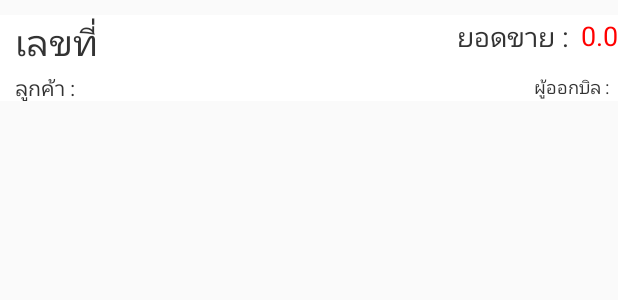
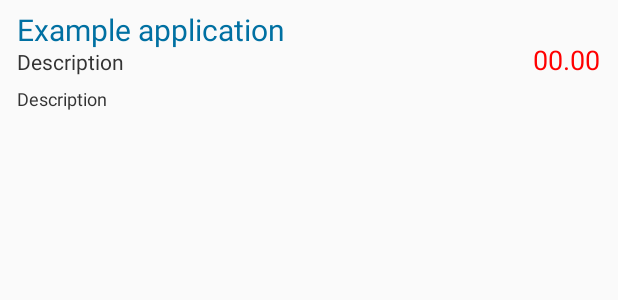
Before and after one commit to boybug/AndroidTest3_250317, an Android app: the layout _listrow_order.xml on its own in the app's theme, with its tools: preview values and no code run, on a phone screen of 412 x 824 dp. Shown: the top 300 px of the screen. Run offline under Robolectric (Android 15) with nearby library versions, the phone set to English and light mode, and no system bars.

Commit message:
total amt, color, cus to order , layout

```diff
--- a/app/src/main/java/com/example/yadisak/androidtest3/ControllerAdap/ViewOrderItem.java
+++ b/app/src/main/java/com/example/yadisak/androidtest3/ControllerAdap/ViewOrderItem.java
@@ -105,9 +105,9 @@ public class ViewOrderItem implements ICRUDAdap<OrderItem> {
 
                                 result.onReturn(DAOState.SUCCESS, CRUDMessage.MSG_UPDATED, price);
                             } else
-                                result.onReturn(DAOState.CONDITION, "!Product : " + _item.getPro_code() + " qty not enough.", null);
+                                result.onReturn(DAOState.CONDITION, "จำนวนไม่พอ", null);
                         } else {
-                            result.onReturn(DAOState.CONDITION, "!Product : " + _item.getPro_code() + " not in system.", null);
+                            result.onReturn(DAOState.CONDITION, "ไม่มีสินค้าในระบบ", null);
                         }
                     }
 
--- a/app/src/main/java/com/example/yadisak/androidtest3/PageActivity/CMD/ActOrderCmd.java
+++ b/app/src/main/java/com/example/yadisak/androidtest3/PageActivity/CMD/ActOrderCmd.java
@@ -390,7 +390,7 @@ public class ActOrderCmd extends _ActivityCustom {
 
                         funcCalTotal();
 
-                        showMessageNoti("Item : " + ent_pro.getName() + " added in order.");
+//                        showMessageNoti("Item : " + ent_pro.getName() + " added in order.");
                     } else
                         showMessageAlert(imessage);
                 });
@@ -402,7 +402,7 @@ public class ActOrderCmd extends _ActivityCustom {
 
                         funcCalTotal();
 
-                        showMessageNoti("Item : " + ent_pro.getName() + " + quantity");
+//                        showMessageNoti("Item : " + ent_pro.getName() + " + quantity");
                     } else
                         showMessageAlert(omessage);
                 });
--- a/app/src/main/res/layout/_listrow_order.xml
+++ b/app/src/main/res/layout/_listrow_order.xml
@@ -1,132 +1,186 @@
-<?xml version="1.0" encoding="utf-8"?>
-<LinearLayout xmlns:android="http://schemas.android.com/apk/res/android"
-    xmlns:tools="http://schemas.android.com/tools"
-    android:layout_width="match_parent"
-        android:layout_height="wrap_content"
-        android:layout_marginTop="10dp"
-        android:background="#fff"
-        android:gravity="center_vertical"
-        android:orientation="horizontal">
+<!--<?xml version="1.0" encoding="utf-8"?>-->
+<!--<LinearLayout xmlns:android="http://schemas.android.com/apk/res/android"-->
+    <!--xmlns:tools="http://schemas.android.com/tools"-->
+    <!--android:layout_width="match_parent"-->
+        <!--android:layout_height="wrap_content"-->
+        <!--android:layout_marginTop="10dp"-->
+        <!--android:background="#fff"-->
+        <!--android:gravity="center_vertical"-->
+        <!--android:orientation="horizontal">-->
 
 
-    <TableLayout xmlns:android="http://schemas.android.com/apk/res/android"
-        android:layout_width="wrap_content"
-        android:layout_height="match_parent"
-        android:orientation="vertical"
-        android:stretchColumns="1">
+    <!--<TableLayout xmlns:android="http://schemas.android.com/apk/res/android"-->
+        <!--android:layout_width="wrap_content"-->
+        <!--android:layout_height="match_parent"-->
+        <!--android:orientation="vertical"-->
+        <!--android:stretchColumns="1">-->
 
-        <TableRow>
+        <!--<TableRow>-->
 
-            <TextView
-                android:id="@+id/textView"
-                android:layout_width="wrap_content"
-                android:layout_height="28dp"
-                android:layout_column="0"
-                android:gravity="center|right"
-                android:paddingLeft="10dp"
-                android:text="เลขที่"
-                android:textSize="24dp" />
+            <!--<TextView-->
+                <!--android:id="@+id/textView"-->
+                <!--android:layout_width="wrap_content"-->
+                <!--android:layout_height="28dp"-->
+                <!--android:layout_column="0"-->
+                <!--android:gravity="center|right"-->
+                <!--android:paddingLeft="10dp"-->
+                <!--android:text="เลขที่"-->
+                <!--android:textSize="24dp" />-->
 
-            <LinearLayout
-                android:layout_width="match_parent"
-                android:layout_height="wrap_content"
-                android:layout_column="1">
+            <!--<LinearLayout-->
+                <!--android:layout_width="match_parent"-->
+                <!--android:layout_height="wrap_content"-->
+                <!--android:layout_column="1">-->
 
-            <TextView
-                android:id="@+id/lab_order_no"
-                android:layout_width="wrap_content"
-                android:layout_height="28dp"
-                android:layout_column="1"
-                android:layout_weight="0.5"
-                android:gravity="center|left"
-                android:paddingLeft="10dp"
-                android:textColor="@color/colorFish"
-                android:textSize="24dp" />
+            <!--<TextView-->
+                <!--android:id="@+id/lab_order_no"-->
+                <!--android:layout_width="wrap_content"-->
+                <!--android:layout_height="28dp"-->
+                <!--android:layout_column="1"-->
+                <!--android:layout_weight="0.5"-->
+                <!--android:gravity="center|left"-->
+                <!--android:paddingLeft="10dp"-->
+                <!--android:textColor="@color/colorFish"-->
+                <!--android:textSize="24dp" />-->
 
 
 
-                <TextView
-                    android:id="@+id/textView5"
-                    android:layout_width="wrap_content"
-                    android:layout_height="match_parent"
-                    android:gravity="center|left"
-                    android:paddingLeft="6dp"
-                    android:text="ยอดขาย : " />
+                <!--<TextView-->
+                    <!--android:id="@+id/textView5"-->
+                    <!--android:layout_width="wrap_content"-->
+                    <!--android:layout_height="match_parent"-->
+                    <!--android:gravity="center|left"-->
+                    <!--android:paddingLeft="6dp"-->
+                    <!--android:text="ยอดขาย : " />-->
 
-                <TextView
-                    android:id="@+id/lab_order_total"
-                    android:layout_width="wrap_content"
-                    android:layout_height="match_parent"
+                <!--<TextView-->
+                    <!--android:id="@+id/lab_order_total"-->
+                    <!--android:layout_width="wrap_content"-->
+                    <!--android:layout_height="match_parent"-->
 
-                    android:enabled="false"
-                    android:gravity="center|right"
-                    android:paddingLeft="3dp"
-                    android:textColor="#ff0000"
-                    android:textSize="18dp"
-                    android:text="0.0"/>
-            </LinearLayout>
+                    <!--android:enabled="false"-->
+                    <!--android:gravity="center|right"-->
+                    <!--android:paddingLeft="3dp"-->
+                    <!--android:textColor="#ff0000"-->
+                    <!--android:textSize="18dp"-->
+                    <!--android:text="0.0"/>-->
+            <!--</LinearLayout>-->
 
-        </TableRow>
+        <!--</TableRow>-->
 
-        <TableRow android:layout_marginTop="10dp">
+        <!--<TableRow android:layout_marginTop="10dp">-->
 
-            <TextView
-                style="@style/App_TextViewStyle"
-                android:layout_width="wrap_content"
-                android:layout_height="match_parent"
+            <!--<TextView-->
+                <!--style="@style/App_TextViewStyle"-->
+                <!--android:layout_width="wrap_content"-->
+                <!--android:layout_height="match_parent"-->
 
-                android:paddingLeft="10dp"
-                android:text="ลูกค้า : "
-                android:textSize="14dp"/>
-            <LinearLayout
-                android:layout_width="match_parent"
-                android:layout_height="wrap_content"
-                android:layout_column="1">
+                <!--android:paddingLeft="5dp"-->
+                <!--android:text="ลูกค้า :"-->
+                <!--android:textSize="12dp"/>-->
+            <!--<LinearLayout-->
+                <!--android:layout_width="match_parent"-->
+                <!--android:layout_height="wrap_content"-->
+                <!--android:layout_column="1">-->
 
 
-            <TextView
-                android:id="@+id/lab_order_cus"
-                style="@style/App_TextViewStyle"
-                android:layout_width="wrap_content"
-                android:layout_height="match_parent"
-                android:maxLines="1"
-                android:maxLength="30"
+            <!--<TextView-->
+                <!--android:id="@+id/lab_order_cus"-->
+                <!--style="@style/App_TextViewStyle"-->
+                <!--android:layout_width="wrap_content"-->
+                <!--android:layout_height="match_parent"-->
+                <!--android:maxLines="1"-->
+                <!--android:maxLength="30"-->
+                <!--android:textSize="12dp"/>-->
 
-                android:ellipsize="end"
-                android:textSize="14dp"/>
+                <!--<TextView-->
+                    <!--android:id="@+id/lab_order_"-->
+                    <!--style="@style/App_TextViewStyle"-->
+                    <!--android:layout_width="wrap_content"-->
+                    <!--android:layout_height="match_parent"-->
+                    <!--android:layout_weight="0.5"-->
+                    <!--android:paddingLeft="0dp"-->
+                    <!--android:textSize="12dp"-->
+                    <!--tools:gravity="right|fill|end" />-->
 
-                <TextView
-                    android:id="@+id/lab_order_"
-                    style="@style/App_TextViewStyle"
-                    android:layout_width="wrap_content"
-                    android:layout_height="match_parent"
-                    android:layout_weight="0.5"
-                    android:paddingLeft="0dp"
-                    android:textSize="14dp"
-                    tools:gravity="right|fill|end" />
+                <!--<TextView-->
+                    <!--android:layout_width="wrap_content"-->
+                    <!--android:layout_height="match_parent"-->
+                    <!--android:gravity="center|right"-->
+                    <!--android:paddingLeft="10dp"-->
+                    <!--android:text="ผู้ออกบิล : "-->
+                    <!--android:textSize="12dp"/>-->
 
-                <TextView
-                    android:layout_width="wrap_content"
-                    android:layout_height="match_parent"
-                    android:gravity="center|right"
-                    android:paddingLeft="10dp"
-                    android:text="ผู้ออกบิล : "
-                    android:textSize="12dp"/>
+                <!--<TextView-->
+                    <!--android:id="@+id/lab_order_user"-->
+                    <!--android:layout_width="wrap_content"-->
+                    <!--android:layout_height="match_parent"-->
+                    <!--android:maxLines="1"-->
 
-                <TextView
-                    android:id="@+id/lab_order_user"
-                    android:layout_width="wrap_content"
-                    android:layout_height="match_parent"
-                    android:maxLines="1"
+                    <!--android:gravity="center|right"-->
+                    <!--android:paddingLeft="3dp"-->
+                    <!--android:ellipsize="end"-->
+                    <!--android:textSize="12dp"/>-->
+            <!--</LinearLayout>-->
 
-                    android:gravity="center|right"
-                    android:paddingLeft="3dp"
-                    android:ellipsize="end"
-                    android:textSize="12dp"/>
-            </LinearLayout>
+        <!--</TableRow>-->
 
-        </TableRow>
+    <!--</TableLayout>-->
 
-    </TableLayout>
+<!--</LinearLayout>-->
+<RelativeLayout xmlns:android="http://schemas.android.com/apk/res/android"
+    android:layout_width="fill_parent"
+    android:layout_height="?android:attr/listPreferredItemHeightLarge"
+    android:padding="6dip">
 
-</LinearLayout>
+    <TextView
+        android:id="@+id/icon"
+        android:layout_width="wrap_content"
+        android:layout_height="fill_parent"
+        android:layout_alignParentEnd="true"
+        android:layout_alignParentTop="true"
+        android:layout_marginRight="6dip"
+        android:contentDescription="TODO"
+        android:gravity="center_vertical"
+        android:text="00.00"
+        android:textColor="#ff0000" />
+
+    <TextView
+        android:id="@+id/tridLine"
+        android:layout_width="fill_parent"
+        android:layout_height="26dip"
+        android:paddingLeft="5dp"
+        android:text="Description"
+        android:textSize="12dp"
+        android:layout_below="@+id/secondLine"
+        android:layout_alignParentStart="true"
+        android:layout_toStartOf="@+id/icon" />
+
+    <TextView
+        android:id="@+id/secondLine"
+        android:layout_width="fill_parent"
+        android:layout_height="26dip"
+        android:paddingLeft="5dp"
+        android:text="Description"
+        android:textSize="14dp"
+        android:maxLines="1"
+        android:ellipsize="end"
+        android:layout_alignBaseline="@+id/icon"
+        android:layout_alignBottom="@+id/icon"
+        android:layout_alignParentStart="true"
+        android:layout_toStartOf="@+id/icon" />
+
+    <TextView
+        android:id="@+id/firstLine"
+        android:layout_width="fill_parent"
+        android:layout_height="wrap_content"
+        android:layout_alignParentTop="true"
+        android:layout_alignWithParentIfMissing="true"
+        android:layout_toStartOf="@+id/icon"
+        android:gravity="center_vertical"
+        android:paddingLeft="5dp"
+        android:text="Example application"
+        android:textColor="@color/colorFish"
+        android:textSize="20dp" />
+
+</RelativeLayout>
--- a/app/src/main/res/layout/_sys_cmd_login.xml
+++ b/app/src/main/res/layout/_sys_cmd_login.xml
@@ -52,7 +52,7 @@
                     android:ems="10"
                     android:gravity="center|left"
                     android:hint="อีเมล"
-                    android:inputType="none"
+                    android:inputType="textEmailAddress"
                     android:lines="1"
                     android:maxLines="1"
                     android:paddingLeft="5dp"
@@ -72,7 +72,7 @@
                     android:ems="10"
                     android:gravity="center|left"
                     android:hint="รหัสผ่าน [ไม่น้อยกว่า 6 หลัก]"
-                    android:inputType="none"
+                    android:inputType="textPassword"
                     android:lines="1"
                     android:maxLines="1"
                     android:paddingLeft="5dp"
```
Also changed, not shown: app/src/main/java/com/example/yadisak/androidtest3/CollectionAdap/_SelectionAdap.java (+3 -6 lines), app/src/main/java/com/example/yadisak/androidtest3/ControllerAdap/ViewOrder.java (+6 -13 lines), app/src/main/res/layout/_spinner_item_custom.xml (+19 -21 lines), app/src/main/res/layout/cmd_order_content.xml (+15 -7 lines), app/src/main/res/layout/cmd_order_item.xml (+8 -3 lines).
